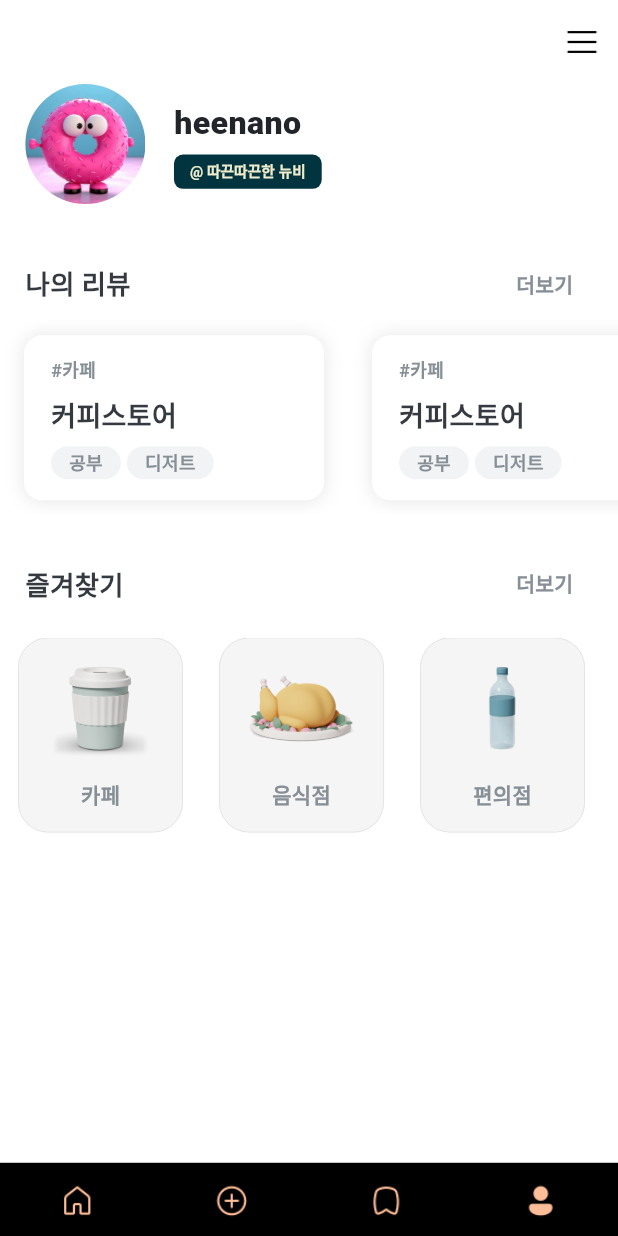
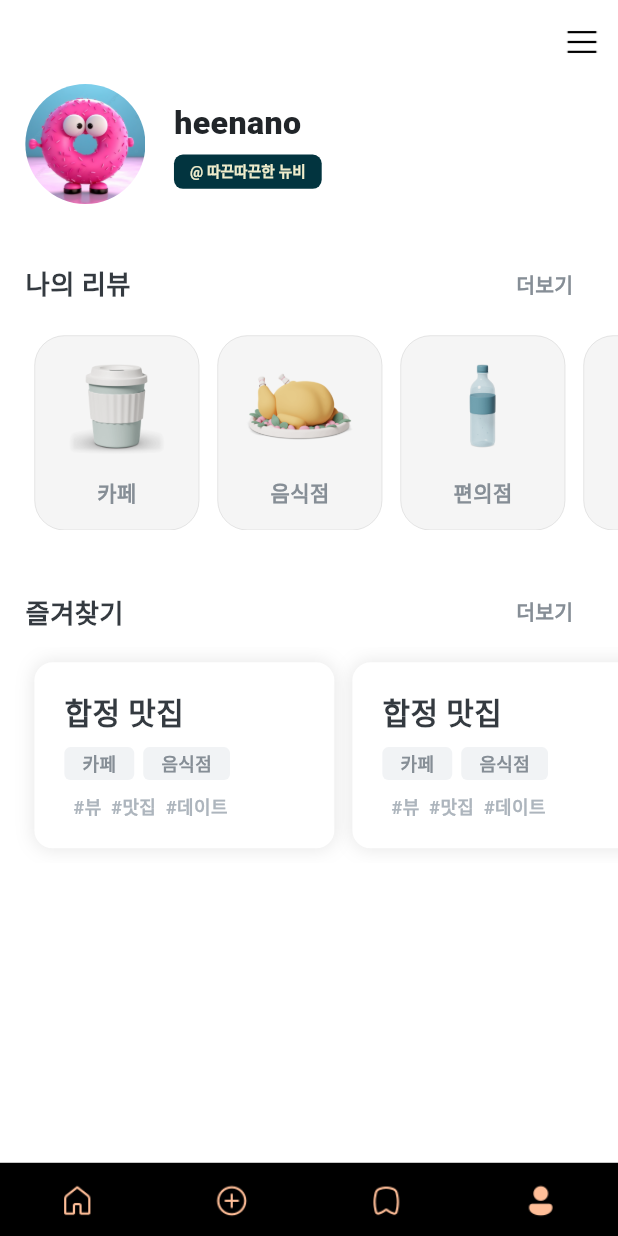
Before and after one commit to irismake/CoffeConti, a Flutter app: the screen it shows after launch, item 4 of the bottom bar chosen, on a phone screen of 412 x 824 dp. Run offline on Flutter 3.47's test engine with Material 3 defaults, Android fonts, the phone set to English and light mode, and no system bars; our stand-ins replace flutter_screenutil, flutter_svg, geolocator, permission_handler; missing offline and left inert: flutter_naver_map; Roboto replaces fonts that are missing (Pretendard, PretendardRegular).

Commit message:
fix : Fix user page UI/UX

```diff
--- a/lib/components/button/category_thumb.dart
+++ b/lib/components/button/category_thumb.dart
@@ -26,7 +26,7 @@ class CategoryThumb extends StatelessWidget {
       '병원',
     ];
     return Padding(
-      padding: EdgeInsets.symmetric(horizontal: 12.0),
+      padding: EdgeInsets.symmetric(horizontal: 6.0),
       child: Container(
         width: 110.0,
         decoration: BoxDecoration(
--- a/lib/components/list/user_place.dart
+++ b/lib/components/list/user_place.dart
@@ -11,7 +11,7 @@ class UserPlace extends StatelessWidget {
   @override
   Widget build(BuildContext context) {
     return Padding(
-      padding: EdgeInsets.symmetric(horizontal: 16.0, vertical: 10.0),
+      padding: EdgeInsets.symmetric(horizontal: 6.0, vertical: 10.0),
       child: GestureDetector(
         // behavior: HitTestBehavior.opaque,
         onTap: () {
@@ -33,29 +33,19 @@ class UserPlace extends StatelessWidget {
           ),
           child: Padding(
             padding: EdgeInsets.symmetric(
-              horizontal: 18,
-              vertical: 14,
+              horizontal: 20,
+              vertical: 18,
             ),
             child: Column(
               mainAxisAlignment: MainAxisAlignment.spaceBetween,
               crossAxisAlignment: CrossAxisAlignment.start,
               children: [
                 Text(
-                  '#카페',
-                  style: TextStyle(
-                    fontFamily: 'PretendardRegular',
-                    fontSize: 12,
-                    fontWeight: FontWeight.w600,
-                    color: Color(0xff868E96),
-                    height: 1.5,
-                  ),
-                ),
-                Text(
                   limitTextLength(cafeName, 15),
                   overflow: TextOverflow.ellipsis,
                   style: TextStyle(
-                    fontSize: 18,
-                    fontWeight: FontWeight.w700,
+                    fontSize: 20,
+                    fontWeight: FontWeight.w800,
                     color: Color(0xFF343A40),
                   ),
                 ),
@@ -65,13 +55,13 @@ class UserPlace extends StatelessWidget {
                     Container(
                       decoration: BoxDecoration(
                         color: Color(0xFFF1F3F5),
-                        borderRadius: BorderRadius.circular(100),
+                        borderRadius: BorderRadius.circular(4),
                       ),
                       child: Padding(
                         padding: EdgeInsets.symmetric(
                             horizontal: 12.0, vertical: 2.0),
                         child: Text(
-                          '공부',
+                          '카페',
                           style: TextStyle(
                             color: Color(0xFF868E96),
                             fontSize: 12.0,
@@ -83,18 +73,18 @@ class UserPlace extends StatelessWidget {
                       ),
                     ),
                     SizedBox(
-                      width: 4,
+                      width: 6,
                     ),
                     Container(
                       decoration: BoxDecoration(
                         color: Color(0xFFF1F3F5),
-                        borderRadius: BorderRadius.circular(100),
+                        borderRadius: BorderRadius.circular(4),
                       ),
                       child: Padding(
                         padding: EdgeInsets.symmetric(
                             horizontal: 12.0, vertical: 2.0),
                         child: Text(
-                          '디저트',
+                          '음식점',
                           style: TextStyle(
                             color: Color(0xFF868E96),
                             fontSize: 12.0,
@@ -106,6 +96,19 @@ class UserPlace extends StatelessWidget {
                       ),
                     ),
                   ],
+                ),
+                Padding(
+                  padding: EdgeInsets.only(left: 6.0),
+                  child: Text(
+                    '#뷰  #맛집  #데이트',
+                    style: TextStyle(
+                      fontFamily: 'PretendardRegular',
+                      fontSize: 12,
+                      fontWeight: FontWeight.w600,
+                      color: Color(0xFFADB5BD),
+                      height: 1.5,
+                    ),
+                  ),
                 ),
               ],
             ),
--- a/lib/screen/tabs/user_page.dart
+++ b/lib/screen/tabs/user_page.dart
@@ -139,26 +139,29 @@ class UserPage extends StatelessWidget {
                 ),
               ),
               SizedBox(
+                height: 10.0,
+              ),
+              SizedBox(
                 height: 130,
                 child: ListView.builder(
+                  padding: EdgeInsets.symmetric(horizontal: 16.0.w),
                   scrollDirection: Axis.horizontal,
-                  itemCount: 10,
+                  itemCount: 6,
                   itemBuilder: (context, index) {
                     return GestureDetector(
                       onTap: () async {},
-                      child: UserPlace(
-                        cafeName: '커피스토어',
+                      child: CategoryThumb(
+                        index: index,
                       ),
                     );
                   },
                 ),
               ),
               SizedBox(
-                height: 10.0,
+                height: 30.0,
               ),
               Padding(
                 padding: EdgeInsets.symmetric(
-                  vertical: 12.0.h,
                   horizontal: 16.0.w,
                 ),
                 child: Row(
@@ -198,15 +201,16 @@ class UserPage extends StatelessWidget {
                 ),
               ),
               SizedBox(
-                height: 130,
+                height: 144,
                 child: ListView.builder(
                   scrollDirection: Axis.horizontal,
-                  itemCount: 6,
+                  itemCount: 10,
+                  padding: EdgeInsets.symmetric(horizontal: 16.0.w),
                   itemBuilder: (context, index) {
                     return GestureDetector(
                       onTap: () async {},
-                      child: CategoryThumb(
-                        index: index,
+                      child: UserPlace(
+                        cafeName: '합정 맛집',
                       ),
                     );
                   },
```
